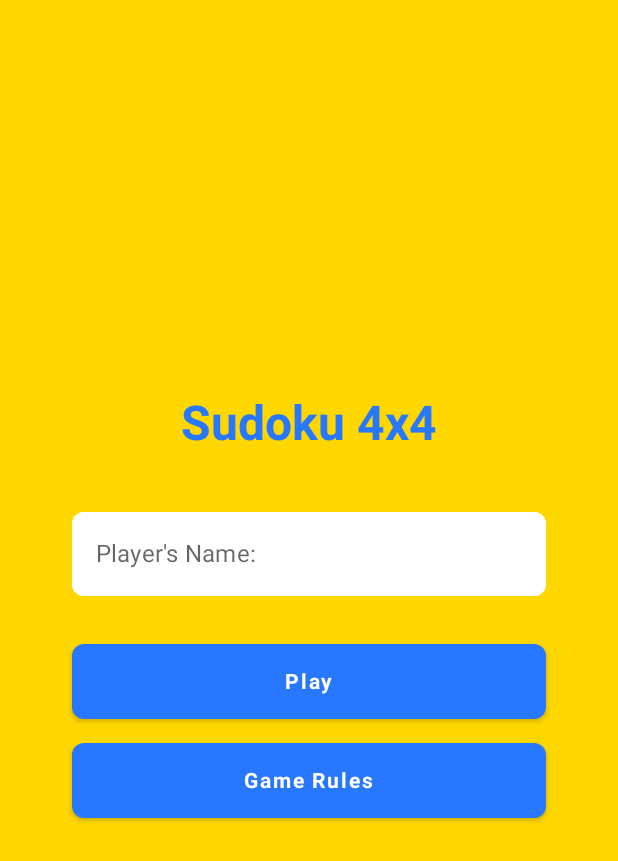
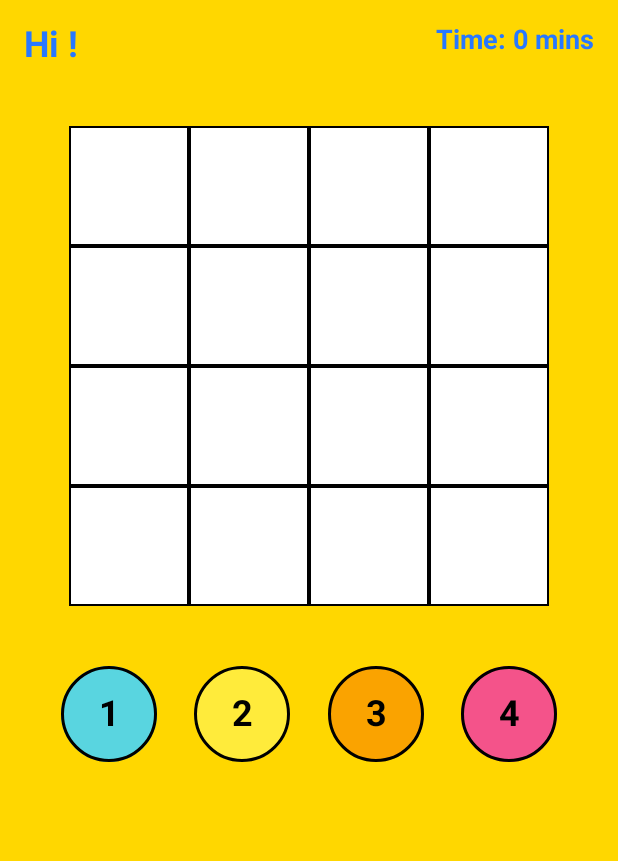
Before and after one commit to cyue49/SudokuGame4x4, an Android app built with Jetpack Compose: the screen it shows after launch (MainActivity), after a tap on "Play", on a phone screen of 412 x 824 dp. Shown: the top 861 px of the screen. Run offline under Robolectric (Android 15) with nearby library versions, the phone set to English and light mode, and no system bars; our stand-ins replace Voyager.

Commit message:
game screen

```diff
--- a/composeApp/build.gradle.kts
+++ b/composeApp/build.gradle.kts
@@ -32,6 +32,12 @@ kotlin {
             implementation(compose.ui)
             implementation(compose.components.resources)
             implementation(compose.components.uiToolingPreview)
+
+            //for navigation
+            val voyagerVersion = "1.0.0-rc10"
+            implementation("cafe.adriel.voyager:voyager-navigator:$voyagerVersion")
+            implementation("cafe.adriel.voyager:voyager-tab-navigator:$voyagerVersion")
+            implementation("cafe.adriel.voyager:voyager-transitions:$voyagerVersion")
 
         }
         desktopMain.dependencies {
--- a/composeApp/src/androidMain/kotlin/org/example/sudokugame4x4/MainActivity.kt
+++ b/composeApp/src/androidMain/kotlin/org/example/sudokugame4x4/MainActivity.kt
@@ -1,30 +1,17 @@
 package org.example.sudokugame4x4
 
-import App
 import HomeScreen
 import android.os.Bundle
 import androidx.activity.ComponentActivity
 import androidx.activity.compose.setContent
-import androidx.compose.runtime.Composable
-import androidx.compose.ui.tooling.preview.Preview
+import cafe.adriel.voyager.navigator.Navigator
 
 class MainActivity : ComponentActivity() {
     override fun onCreate(savedInstanceState: Bundle?) {
         super.onCreate(savedInstanceState)
 
         setContent {
-                HomeScreen { name ->
-                    // handle navigation
-                    println("Play button clicked with name: $name")
-                }
+            Navigator(screen = HomeScreen)
         }
     }
 }
-
-@Preview
-@Composable
-fun AppAndroidPreview() {
-    HomeScreen { name ->
-        println("Play button clicked with name: $name")
-    }
-}
--- /dev/null
+++ b/composeApp/src/commonMain/kotlin/GameBoardScreen.kt
@@ -0,0 +1,114 @@
+package org.example.sudokugame4x4
+
+import SudokuGrid
+import androidx.compose.foundation.Image
+import androidx.compose.foundation.background
+import androidx.compose.foundation.border
+import androidx.compose.foundation.clickable
+import androidx.compose.foundation.layout.*
+import androidx.compose.foundation.shape.CircleShape
+import androidx.compose.foundation.shape.RoundedCornerShape
+import androidx.compose.material.Icon
+import androidx.compose.material.IconButton
+import androidx.compose.material.MaterialTheme
+import androidx.compose.material.Text
+import androidx.compose.runtime.*
+import androidx.compose.ui.Alignment
+import androidx.compose.ui.Modifier
+import androidx.compose.ui.draw.clip
+import androidx.compose.ui.graphics.Color
+import androidx.compose.ui.input.key.Key.Companion.R
+import androidx.compose.ui.res.painterResource
+import androidx.compose.ui.text.font.FontWeight
+import androidx.compose.ui.unit.dp
+import androidx.compose.ui.unit.sp
+import cafe.adriel.voyager.core.screen.Screen
+import kotlinx.coroutines.delay
+
+data class GameBoardScreen(val username: String) : Screen {
+    @Composable
+    override fun Content() {
+        var timer by remember { mutableStateOf(0) }
+        var selectedNumber by remember { mutableStateOf<Int?>(null) }
+
+        LaunchedEffect(Unit) {
+            while (true) {
+                delay(1000L)
+                timer++
+            }
+        }
+
+        Column(
+            modifier = Modifier
+                .fillMaxSize()
+                .background(Color(0xFFFFD700))  // Yellow background
+                .padding(16.dp),
+            horizontalAlignment = Alignment.CenterHorizontally
+        ) {
+            // Welcome message and timer
+            Row(
+                modifier = Modifier.fillMaxWidth(),
+                horizontalArrangement = Arrangement.SpaceBetween
+            ) {
+                Text(
+                    text = "Hi $username!",
+                    fontSize = 24.sp,
+                    fontWeight = FontWeight.Bold,
+                    color = Color(0xFF2878FF)
+                )
+                Text(
+                    text = "Time: ${timer / 60} mins",
+                    fontSize = 18.sp,
+                    fontWeight = FontWeight.Bold,
+                    color = Color(0xFF2878FF)
+                )
+            }
+
+            Spacer(modifier = Modifier.height(40.dp))
+
+            // 4x4 Sudoku board
+            SudokuGrid(selectedNumber)
+
+            Spacer(modifier = Modifier.height(40.dp))
+
+            // Number buttons from 1 to 4
+
+            Row(
+                modifier = Modifier.fillMaxWidth(),
+                horizontalArrangement = Arrangement.SpaceEvenly
+            ) {
+                for (i in 1..4) {
+                    Box(
+                        modifier = Modifier
+                            .size(64.dp)
+                            .background(
+                                when (i) {
+                                    1 -> Color(0xFF59D5E0)  // Green
+                                    2 -> Color(0xFFFFEB3B)  // Yellow
+                                    3 -> Color(0xFFFAA300)  // Orange
+                                    4 -> Color(0xFFF4538A)  // Pink
+                                    else -> Color.Gray
+                                }, shape = CircleShape
+                            )
+                            .border(2.dp, Color.Black, CircleShape)
+                            .clickable {
+                                selectedNumber = i
+                                       },
+                        contentAlignment = Alignment.Center
+                    ) {
+                        Text(
+                            text = "$i",
+                            fontSize = 24.sp,
+                            fontWeight = FontWeight.Bold,
+                            color = Color.Black
+                        )
+                    }
+                }
+            }
+            Spacer(modifier = Modifier.height(16.dp))
+
+            // Utility buttons
+
+        }
+    }
+}
--- a/composeApp/src/commonMain/kotlin/HomeScreen.kt
+++ b/composeApp/src/commonMain/kotlin/HomeScreen.kt
@@ -18,9 +18,16 @@ import androidx.compose.ui.graphics.Color
 import androidx.compose.ui.text.font.FontWeight
 import androidx.compose.ui.unit.dp
 import androidx.compose.ui.unit.sp
+import cafe.adriel.voyager.core.screen.Screen
+import cafe.adriel.voyager.navigator.LocalNavigator
+import cafe.adriel.voyager.navigator.Navigator
+import cafe.adriel.voyager.navigator.currentOrThrow
+import org.example.sudokugame4x4.GameBoardScreen
 
+object HomeScreen : Screen {
     @Composable
-fun HomeScreen(onPlayClicked: (String) -> Unit) {
+    override fun Content() {
+        val navigator = LocalNavigator.currentOrThrow
         val name = remember { mutableStateOf("") }
         var showRules by remember { mutableStateOf(false) }
 
@@ -59,7 +66,7 @@ fun HomeScreen(onPlayClicked: (String) -> Unit) {
             Spacer(modifier = Modifier.height(32.dp))
 
             Button(
-            onClick = { onPlayClicked(name.value) },
+                onClick = { navigator.push(GameBoardScreen(name.value)) },
                 colors = ButtonDefaults.buttonColors(backgroundColor = Color(0xFF2878FF)),
                 shape = RoundedCornerShape(8.dp),
                 modifier = Modifier
@@ -70,7 +77,8 @@ fun HomeScreen(onPlayClicked: (String) -> Unit) {
                 Text(
                     text = "Play",
                     color = Color.White,
-                fontWeight = FontWeight.Bold )
+                    fontWeight = FontWeight.Bold
+                )
             }
             Spacer(modifier = Modifier.height(16.dp))
 
@@ -124,3 +132,4 @@ fun HomeScreen(onPlayClicked: (String) -> Unit) {
             }
         }
     }
+}
--- /dev/null
+++ b/composeApp/src/commonMain/kotlin/SudokuGrid.kt
@@ -0,0 +1,60 @@
+import androidx.compose.foundation.background
+import androidx.compose.foundation.border
+import androidx.compose.foundation.clickable
+import androidx.compose.foundation.layout.*
+import androidx.compose.foundation.shape.RoundedCornerShape
+import androidx.compose.material.*
+import androidx.compose.runtime.*
+import androidx.compose.ui.Alignment
+import androidx.compose.ui.Modifier
+import androidx.compose.ui.graphics.Color
+import androidx.compose.ui.text.font.FontWeight
+import androidx.compose.ui.unit.dp
+import androidx.compose.ui.unit.sp
+
+@Composable
+fun SudokuGrid(selectedNumber: Int?) {
+    var grid by remember { mutableStateOf(List(4) { MutableList(4) { "" } }) }
+    var selectedCell by remember { mutableStateOf<Pair<Int, Int>?>(null) }
+    val cellBackgroundColor = Color.White
+    val selectedCellColor = Color(0xFFFFF176)
+    val cellBorderColor = Color.Black
+    val cellTextColor = Color.Black
+
+    LaunchedEffect(selectedNumber) {
+        selectedCell?.let { (row, col) ->
+            if (selectedNumber != null && selectedNumber in 1..4) {
+                grid[row][col] = selectedNumber.toString()
+            }
+        }
+    }
+
+    Box(
+    ) {
+        Column {
+            for (row in 0 until 4) {
+                Row {
+                    for (col in 0 until 4) {
+                        Box(
+                            modifier = Modifier
+                                .size(80.dp)
+                                .border(1.dp, cellBorderColor)
+                                .background(if (selectedCell == Pair(row, col)) selectedCellColor else cellBackgroundColor)
+                                .clickable {
+                                    selectedCell = Pair(row, col)
+                                }
+                        ) {
+                            Text(
+                                text = grid[row][col],
+                                fontSize = 24.sp,
+                                fontWeight = FontWeight.Bold,
+                                color = cellTextColor,
+                                modifier = Modifier.align(Alignment.Center)
+                            )
+                        }
+                    }
+                }
+            }
+        }
+    }
+}
--- a/gradle/libs.versions.toml
+++ b/gradle/libs.versions.toml
@@ -16,6 +16,7 @@ compose-plugin = "1.6.2"
 junit = "4.13.2"
 kotlin = "1.9.23"
 material3Android = "1.2.1"
+
 
 [libraries]
 coil-compose = { module = "io.coil-kt:coil-compose", version.ref = "coilSvg" }
```
Also changed, not shown: composeApp/src/commonMain/kotlin/CompletionScreen.kt (added, +95 -0 lines), 1 other file. Lines whose indentation alone changed are shown as unchanged.
